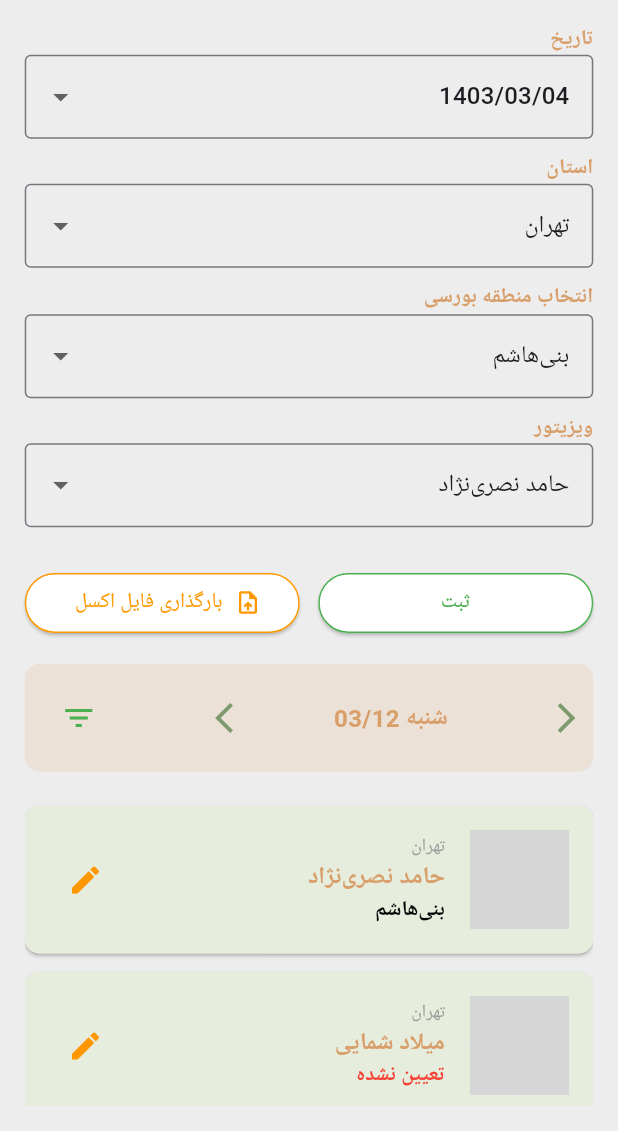
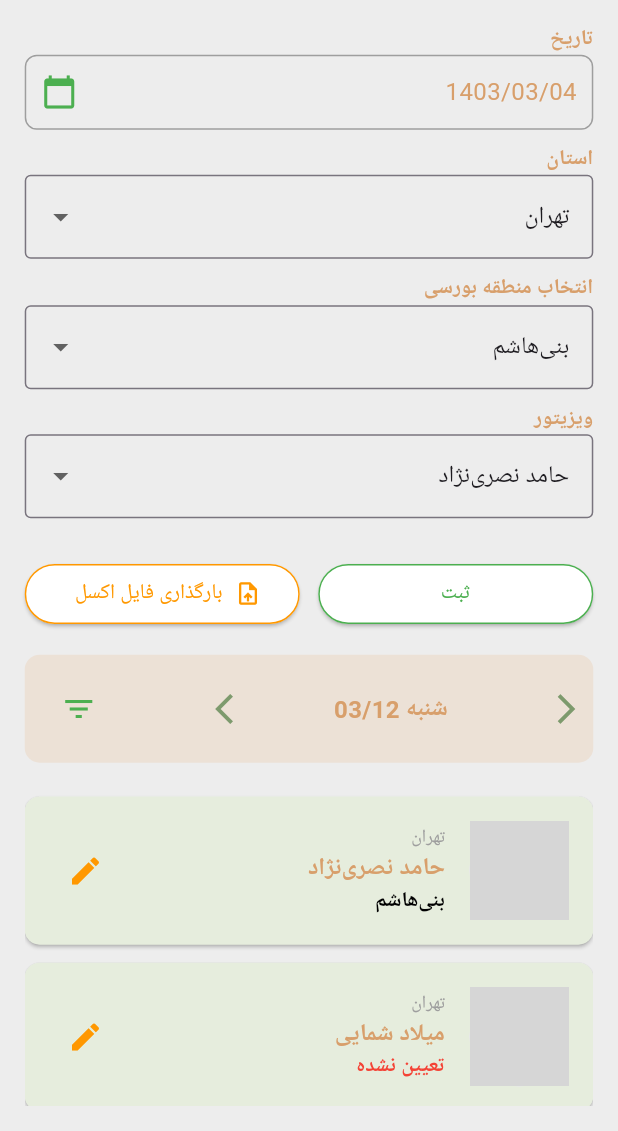
Before and after one commit to amirrezash80/Visitor, a Flutter app: the screen it shows after launch, in the side drawer, after a tap on "ایجاد برنامه ویزیت", on a phone screen of 412 x 824 dp, the part 105-1236 px from its top. Run offline on Flutter 3.47's test engine with Material 3 defaults, Android fonts, the phone set to English and light mode, and no system bars; our stand-ins replace get; missing offline and left inert: persian_datetime_picker; grey boxes are pictures that could not be loaded.

Commit message:
visit review plan implemented

```diff
--- a/lib/features/visitor/presentation/pages/visit_plan_page.dart
+++ b/lib/features/visitor/presentation/pages/visit_plan_page.dart
@@ -3,6 +3,8 @@ import 'package:get/get.dart';
 import '../getx/visit_plan_controller.dart';
 import '../widgets/base_screen.dart';
 import '../widgets/visit_filter_modal.dart';
+import '../widgets/persian_date_picker.dart';
+
 class VisitPlanPage extends StatelessWidget {
   final VisitPlanController controller = Get.put(VisitPlanController());
 
@@ -47,8 +49,10 @@ class VisitPlanPage extends StatelessWidget {
   Widget _buildFilters(double screenWidth, double screenHeight) {
     return Column(
       children: [
-        _buildDropdown("تاریخ", controller.selectedDate, ["1403/03/04", "1403/03/05"]),
-        _buildDropdown("استان", controller.selectedProvince, ["تهران", "مشهد"]),
+        PersianDatePicker(
+          label: "تاریخ",
+          selectedDate: controller.selectedDate,
+        ),        _buildDropdown("استان", controller.selectedProvince, ["تهران", "مشهد"]),
         _buildDropdown("انتخاب منطقه بورسی", controller.selectedRegion, ["بنی‌هاشم", "تجریش", "ولیعصر"]),
         _buildDropdown("ویزیتور", controller.selectedVisitor, ["حامد نصری‌نژاد", "میلاد شمایی"]),
         SizedBox(height: screenHeight * 0.02),
--- a/lib/features/visitor/presentation/widgets/custom_drawer.dart
+++ b/lib/features/visitor/presentation/widgets/custom_drawer.dart
@@ -2,6 +2,8 @@ import 'package:flutter/material.dart';
 import 'package:get/get.dart';
 import '../pages/manage_regions_page.dart';
 import '../pages/visit_plan_page.dart';
+import '../pages/VisitReviewPage.dart';
+
 class CustomDrawer extends StatelessWidget {
   @override
   Widget build(BuildContext context) {
@@ -67,7 +69,7 @@ class CustomDrawer extends StatelessWidget {
                   ),
                   title: Text("مرور برنامه‌های ویزیت"),
                   onTap: () {
-                    print("Go to Visit History Page");
+                    Get.to(()=>VisitReviewPage());
                   },
                 ),
               ],
--- /dev/null
+++ b/lib/features/visitor/presentation/widgets/persian_date_picker.dart
@@ -0,0 +1,58 @@
+import 'package:flutter/material.dart';
+import 'package:get/get.dart';
+import 'package:persian_datetime_picker/persian_datetime_picker.dart';
+import 'package:sepanta/core/theme/appColor.dart';
+class PersianDatePicker extends StatelessWidget {
+  final String label;
+  final RxString selectedDate;
+
+  PersianDatePicker({required this.label, required this.selectedDate});
+
+  @override
+  Widget build(BuildContext context) {
+    return Column(
+      crossAxisAlignment: CrossAxisAlignment.start,
+      children: [
+        Text(label, style: TextStyle(fontWeight: FontWeight.bold)),
+        Obx(() => GestureDetector(
+          onTap: () async {
+            Jalali? picked = await showPersianDatePicker(
+              context: context,
+              initialDate: Jalali.now(),
+              firstDate: Jalali(1385, 8),
+              lastDate: Jalali(1450, 9),
+              builder: (context, child) {
+                return Theme(
+                  data: Theme.of(context).copyWith(
+                    primaryColor: AppColors.darkGreen, // Override primary color
+                    // Add more customization here
+                  ),
+                  child: child!,
+                );
+              },
+            );
+
+            if (picked != null) {
+              selectedDate.value = "${picked.year}/${picked.month}/${picked.day}";
+            }
+          },
+          child: Container(
+            padding: EdgeInsets.symmetric(vertical: 12, horizontal: 10),
+            decoration: BoxDecoration(
+              border: Border.all(color: Colors.grey),
+              borderRadius: BorderRadius.circular(8),
+            ),
+            child: Row(
+              mainAxisAlignment: MainAxisAlignment.spaceBetween,
+              children: [
+                Text(selectedDate.value, style: TextStyle(fontSize: 16)),
+                Icon(Icons.calendar_today, color: Colors.green),
+              ],
+            ),
+          ),
+        )),
+        SizedBox(height: 10),
+      ],
+    );
+  }
+}
--- a/pubspec.yaml
+++ b/pubspec.yaml
@@ -36,6 +36,7 @@ dependencies:
   cupertino_icons: ^1.0.8
   get: ^4.7.2
   flutter_localization: ^0.3.1
+  persian_datetime_picker: ^3.1.0
 
 dev_dependencies:
   flutter_test:
```
Also changed, not shown: lib/features/visitor/presentation/getx/visit_review_controller.dart (added, +15 -0 lines), lib/features/visitor/presentation/pages/VisitReviewPage.dart (added, +152 -0 lines), pubspec.lock.
